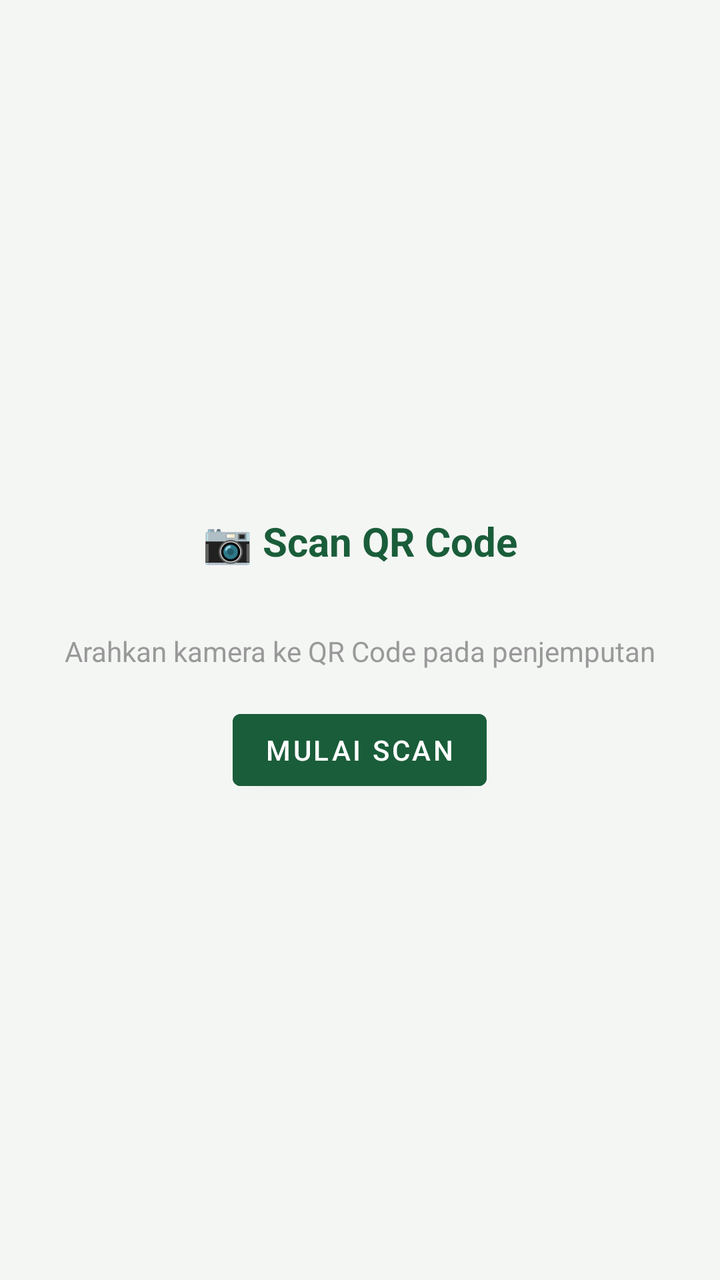
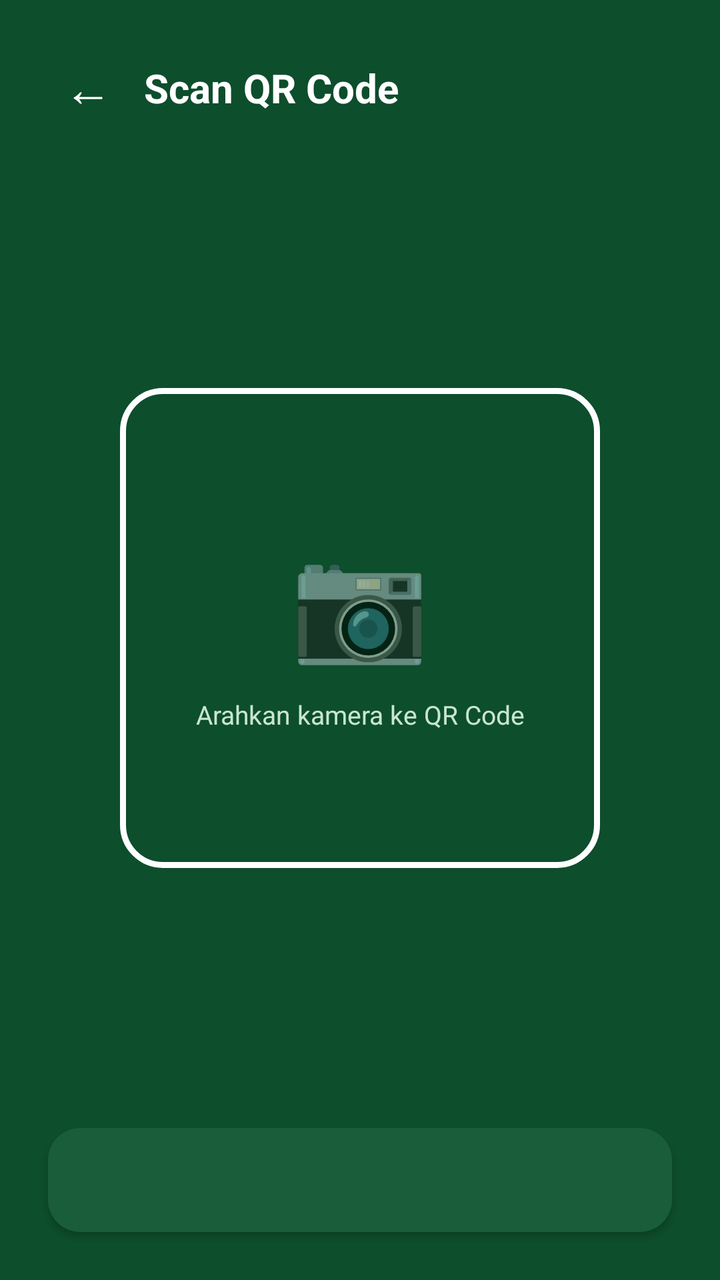

Before-and-after screenshots of an Android layout around one commit, followed by the original layout XML and the change that was made.
<!-- AndroidManifest.xml: application theme Theme.RESIK -->
<!-- res/layout/activity_qr_scanner.xml -->
<?xml version="1.0" encoding="utf-8"?>
<LinearLayout xmlns:android="http://schemas.android.com/apk/res/android"
    android:layout_width="match_parent"
    android:layout_height="match_parent"
    android:orientation="vertical"
    android:gravity="center">

    <TextView android:layout_width="wrap_content" android:layout_height="wrap_content" android:text="📷 Scan QR Code" android:textSize="20sp" android:textStyle="bold" android:textColor="#1a5d3a" android:padding="16dp" />

    <TextView android:layout_width="wrap_content" android:layout_height="wrap_content" android:text="Arahkan kamera ke QR Code pada penjemputan" android:textColor="#999" android:padding="16dp" />

    <Button android:id="@+id/scanBtn" android:layout_width="wrap_content" android:layout_height="wrap_content" android:text="Mulai Scan" android:backgroundTint="#1a5d3a" android:textColor="#fff" />
</LinearLayout>
<!-- resources referenced by this layout -->
<resources>
  <style name="Theme.RESIK" parent="Theme.MaterialComponents.Light.NoActionBar">
          <item name="colorPrimary">#1a5d3a</item>
          <item name="colorPrimaryVariant">#2d7a4f</item>
          <item name="colorOnPrimary">#FFFFFF</item>
          <item name="colorSecondary">#f39c12</item>
          <item name="colorOnSecondary">#FFFFFF</item>
          <item name="android:windowBackground">#f4f6f4</item>
      </style>
</resources>

<!-- the commit's change to res/layout/activity_qr_scanner.xml (unified diff, before → after) -->
@@ -3,11 +3,86 @@
     android:layout_width="match_parent"
     android:layout_height="match_parent"
     android:orientation="vertical"
-    android:gravity="center">
+    android:background="@color/green_dark">
 
-    <TextView android:layout_width="wrap_content" android:layout_height="wrap_content" android:text="📷 Scan QR Code" android:textSize="20sp" android:textStyle="bold" android:textColor="#1a5d3a" android:padding="16dp" />
+    
+    <LinearLayout
+        android:layout_width="match_parent"
+        android:layout_height="wrap_content"
+        android:orientation="horizontal"
+        android:padding="24dp"
+        android:gravity="center_vertical">
 
-    <TextView android:layout_width="wrap_content" android:layout_height="wrap_content" android:text="Arahkan kamera ke QR Code pada penjemputan" android:textColor="#999" android:padding="16dp" />
+        <LinearLayout
+            android:id="@+id/btnBack"
+            android:layout_width="40dp"
+            android:layout_height="40dp"
+            android:gravity="center">
 
-    <Button android:id="@+id/scanBtn" android:layout_width="wrap_content" android:layout_height="wrap_content" android:text="Mulai Scan" android:backgroundTint="#1a5d3a" android:textColor="#fff" />
+            <TextView
+                android:layout_width="wrap_content"
+                android:layout_height="wrap_content"
+                android:text="←"
+                android:textSize="24sp"
+                android:textColor="@color/white" />
+        </LinearLayout>
+
+        <TextView
+            android:layout_width="wrap_content"
+            android:layout_height="wrap_content"
+            android:text="Scan QR Code"
+            android:textColor="@color/white"
+            android:textSize="20sp"
+            android:textStyle="bold"
+            android:layout_marginStart="8dp" />
+    </LinearLayout>
+
+    <View
+        android:layout_width="0dp"
+        android:layout_height="0dp"
+        android:layout_weight="1" />
+
+    
+    <LinearLayout
+        android:layout_width="240dp"
+        android:layout_height="240dp"
+        android:layout_gravity="center"
+        android:background="@drawable/qr_frame_bg"
+        android:gravity="center"
+        android:orientation="vertical"
+        android:padding="32dp">
+
+        <TextView
+            android:layout_width="wrap_content"
+            android:layout_height="wrap_content"
+            android:text="📷"
+            android:textSize="56sp" />
+
+        <TextView
+            android:layout_width="wrap_content"
+            android:layout_height="wrap_content"
+            android:text="Arahkan kamera ke QR Code"
+            android:textSize="13sp"
+            android:textColor="#C8E6D0"
+            android:layout_marginTop="12dp"
+            android:gravity="center" />
+    </LinearLayout>
+
+    <View
+        android:layout_width="0dp"
+        android:layout_height="0dp"
+        android:layout_weight="1" />
+
+    <Button
+        android:id="@+id/scanBtn"
+        android:layout_width="match_parent"
+        android:layout_height="52dp"
+        android:text="Mulai Scan"
+        android:textAllCaps="false"
+        android:textSize="16sp"
+        android:textStyle="bold"
+        android:textColor="@color/green_primary"
+        android:background="@drawable/btn_white_rounded"
+        android:layout_margin="24dp"
+        android:elevation="4dp" />
 </LinearLayout>
<!-- resource entries referenced after the edit -->
@@ -1,12 +1,34 @@
 <!-- resources referenced by this layout -->
 <resources>
+  <color name="green_dark">#0D4E2C</color>
+  <color name="green_primary">#1A5D3A</color>
+  <color name="white">#FFFFFF</color>
+  <!-- drawable btn_white_rounded (drawable) -->
+  <?xml version="1.0" encoding="utf-8"?>
+  <shape xmlns:android="http://schemas.android.com/apk/res/android"
+      android:shape="rectangle">
+      <solid android:color="@color/white" />
+      <corners android:radius="16dp" />
+  </shape>
+  <!-- drawable qr_frame_bg (drawable) -->
+  <?xml version="1.0" encoding="utf-8"?>
+  <shape xmlns:android="http://schemas.android.com/apk/res/android"
+      android:shape="rectangle">
+      <solid android:color="@android:color/transparent" />
+      <corners android:radius="20dp" />
+      <stroke android:width="3dp" android:color="@color/white" />
+  </shape>
   <style name="Theme.RESIK" parent="Theme.MaterialComponents.Light.NoActionBar">
-          <item name="colorPrimary">#1a5d3a</item>
-          <item name="colorPrimaryVariant">#2d7a4f</item>
-          <item name="colorOnPrimary">#FFFFFF</item>
-          <item name="colorSecondary">#f39c12</item>
-          <item name="colorOnSecondary">#FFFFFF</item>
-          <item name="android:windowBackground">#f4f6f4</item>
+          <item name="colorPrimary">@color/green_primary</item>
+          <item name="colorPrimaryVariant">@color/green_dark</item>
+          <item name="colorOnPrimary">@color/white</item>
+          <item name="colorSecondary">@color/orange_accent</item>
+          <item name="colorOnSecondary">@color/white</item>
+          <item name="android:windowBackground">@color/bg_light</item>
+          <item name="android:statusBarColor">@color/green_primary</item>
+          <item name="android:navigationBarColor">@color/white</item>
       </style>
+  <color name="orange_accent">#F39C12</color>
+  <color name="bg_light">#F5F7F5</color>
 </resources>
 
